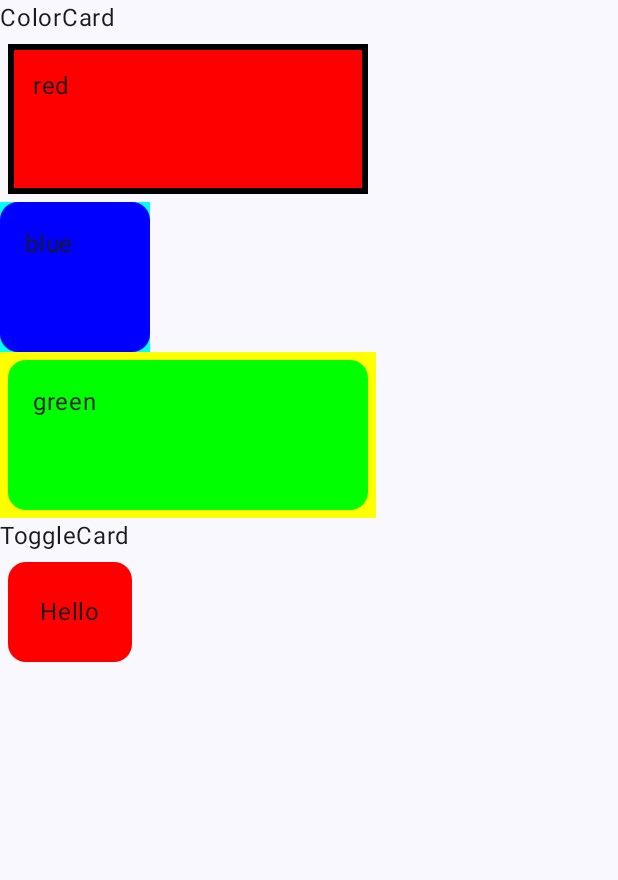
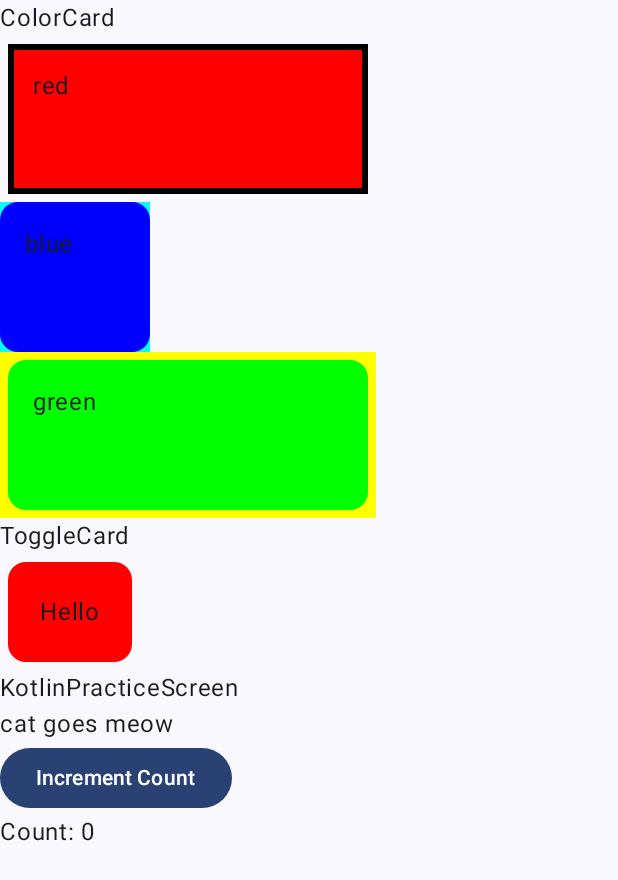
Before and after one commit to alicehan8/cs501assign2, an Android app built with Jetpack Compose: the screen it shows after launch (MainActivity), on a phone screen of 412 x 824 dp. Shown: the top 880 px of the screen. Run offline under Robolectric (Android 15) with nearby library versions, the phone set to English and light mode, and no system bars.

Commit message:
completed KotlinPracticeScreen

```diff
--- a/app/src/main/java/com/example/assign2/MainActivity.kt
+++ b/app/src/main/java/com/example/assign2/MainActivity.kt
@@ -10,6 +10,7 @@ import androidx.compose.foundation.layout.Column
 import androidx.compose.foundation.layout.fillMaxSize
 import androidx.compose.foundation.layout.padding
 import androidx.compose.foundation.layout.size
+import androidx.compose.material3.Button
 import androidx.compose.material3.Card
 import androidx.compose.material3.CardDefaults
 import androidx.compose.material3.Scaffold
@@ -46,6 +47,9 @@ class MainActivity : ComponentActivity() {
 
                         Text("ToggleCard")
                         ToggleCard("Hello", "Goodbye", Modifier.padding(5.dp))
+
+                        Text("KotlinPracticeScreen")
+                        KotlinPracticeScreen("cat")
                     }
                 }
             }
@@ -87,6 +91,34 @@ fun ToggleCard(initMessage: String, changeMessage: String, modifier: Modifier) {
     }
 }
 
+@Composable
+fun KotlinPracticeScreen(input: String, modifier: Modifier = Modifier) {
+    val sound = when (input) {
+        "cat" -> "meow"
+        "dog" -> "woof"
+        "cow" -> "moo"
+        "fish" -> "glug"
+        else -> "I don't know that animal"
+    }
+
+    var count by remember { mutableStateOf(0) }
+    var errorText by remember { mutableStateOf<String?>(null)}
+
+    Text("$input goes $sound")
+    Button(onClick = {
+        if (count <5) {
+            count = count + 1
+        }else{
+            errorText = "Count is already at 5"
+        }}){
+        Text("Increment Count")
+    }
+    Text("Count: $count")
+    errorText?.let{
+        Text(errorText?:"", color = Color.Red)
+    }
+}
+
 @Preview(showBackground = true)
 @Composable
 fun GreetingPreview() {
@@ -98,6 +130,7 @@ fun GreetingPreview() {
             ColorCard(Color.Blue, "blue", Modifier.background(Color.Cyan).size(width=100.dp, height=100.dp))
             ColorCard(Color.Green, "green", Modifier.background(Color.Yellow).padding(5.dp))
             ToggleCard("Hello", "Goodbye", Modifier.padding(5.dp))
+            KotlinPracticeScreen("cat")
         }
     }
 }
```
